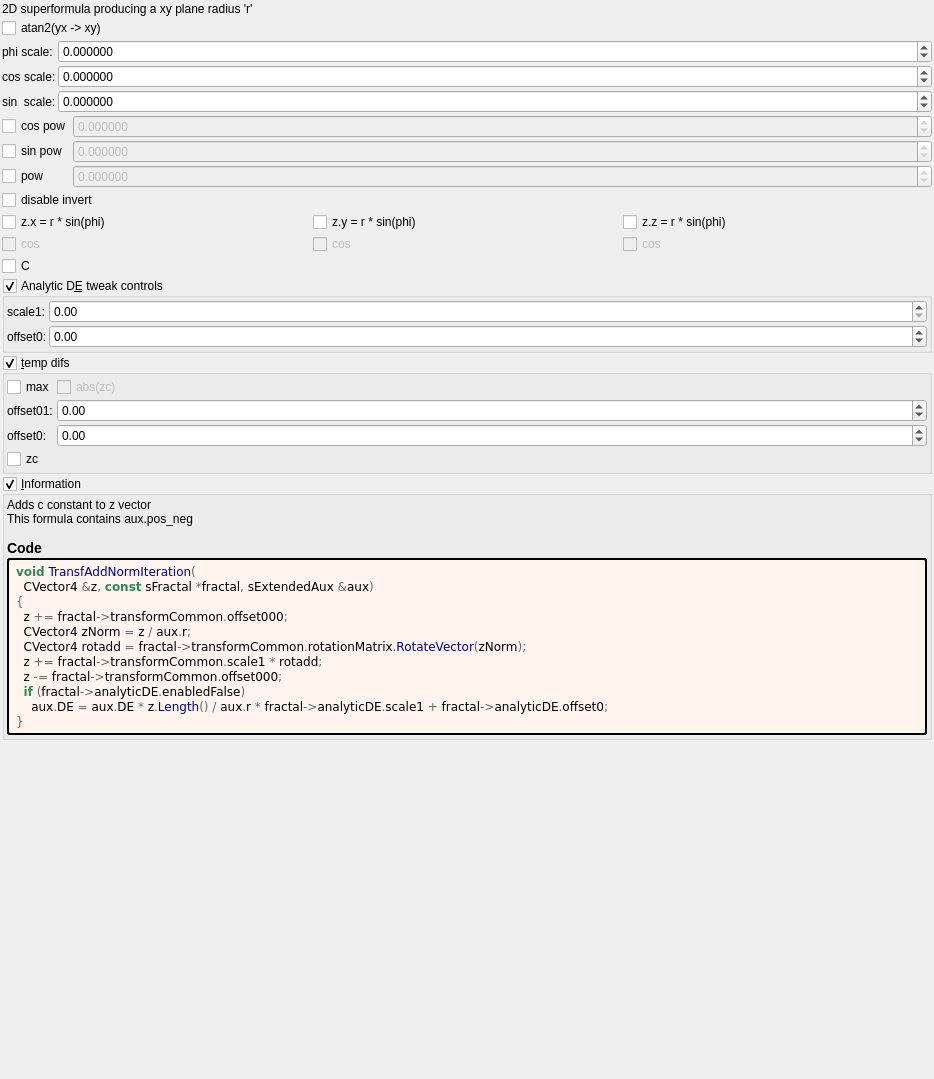
First picture: the form in mandelbulber2/formula/ui/transf_supershape.ui, repository buddhi1980/mandelbulber2, before the edit.
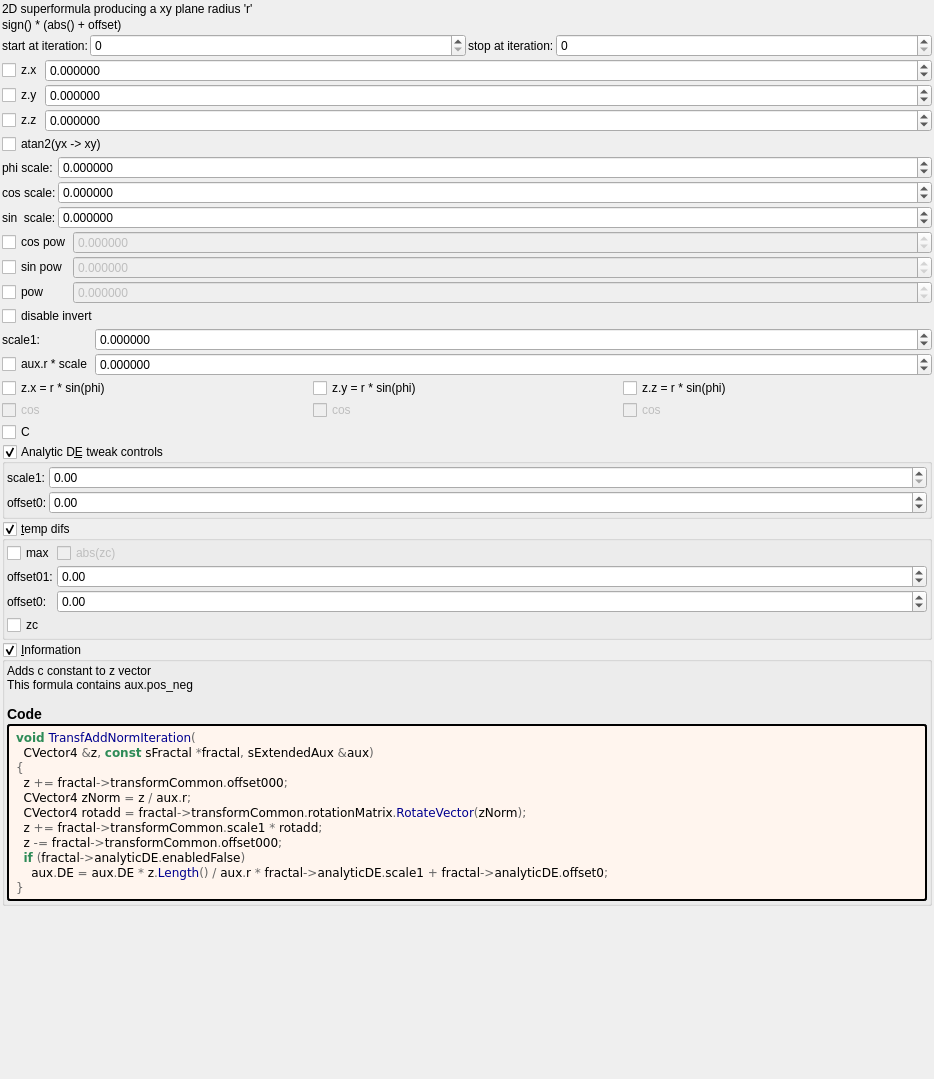
Second picture: the form after the edit. Custom widgets are drawn as their Qt base class.

```diff
--- a/mandelbulber2/formula/ui/transf_supershape.ui
+++ b/mandelbulber2/formula/ui/transf_supershape.ui
@@ -36,6 +36,175 @@
      </property>
     </widget>
    </item>
+   <item>
+    <widget class="QLabel" name="label_18">
+     <property name="text">
+      <string notr="true">sign() * (abs() + offset)</string>
+     </property>
+    </widget>
+   </item>
+   <item>
+    <layout class="QHBoxLayout" name="horizontalLayout_20" stretch="0,1,0,1">
+     <item>
+      <widget class="QLabel" name="label_101">
+       <property name="text">
+        <string>start at iteration:</string>
+       </property>
+      </widget>
+     </item>
+     <item>
+      <widget class="MySpinBox" name="spinboxInt_transf_start_iterations_P">
+       <property name="sizePolicy">
+        <sizepolicy hsizetype="Minimum" vsizetype="Maximum">
+         <horstretch>0</horstretch>
+         <verstretch>0</verstretch>
+        </sizepolicy>
+       </property>
+       <property name="minimum">
+        <number>0</number>
+       </property>
+       <property name="maximum">
+        <number>999</number>
+       </property>
+       <property name="value">
+        <number>0</number>
+       </property>
+      </widget>
+     </item>
+     <item>
+      <widget class="QLabel" name="label_73">
+       <property name="text">
+        <string>stop at iteration:</string>
+       </property>
+      </widget>
+     </item>
+     <item>
+      <widget class="MySpinBox" name="spinboxInt_transf_stop_iterations_P1">
+       <property name="sizePolicy">
+        <sizepolicy hsizetype="Preferred" vsizetype="Maximum">
+         <horstretch>0</horstretch>
+         <verstretch>0</verstretch>
+        </sizepolicy>
+       </property>
+       <property name="maximum">
+        <number>999</number>
+       </property>
+      </widget>
+     </item>
+    </layout>
+   </item>
+   <item>
+    <layout class="QGridLayout" name="gridLayout_4" columnstretch="0,1">
+     <property name="spacing">
+      <number>2</number>
+     </property>
+     <item row="1" column="1">
+      <widget class="MyDoubleSpinBox" name="spinbox3_transf_offset_000_y">
+       <property name="sizePolicy">
+        <sizepolicy hsizetype="Minimum" vsizetype="Maximum">
+         <horstretch>0</horstretch>
+         <verstretch>0</verstretch>
+        </sizepolicy>
+       </property>
+       <property name="prefix">
+        <string/>
+       </property>
+       <property name="suffix">
+        <string/>
+       </property>
+       <property name="decimals">
+        <number>6</number>
+       </property>
+       <property name="minimum">
+        <double>-99.989999999999995</double>
+       </property>
+       <property name="maximum">
+        <double>99.989999999999995</double>
+       </property>
+       <property name="singleStep">
+        <double>0.100000000000000</double>
+       </property>
+      </widget>
+     </item>
+     <item row="2" column="1">
+      <widget class="MyDoubleSpinBox" name="spinbox3_transf_offset_000_z">
+       <property name="sizePolicy">
+        <sizepolicy hsizetype="Minimum" vsizetype="Maximum">
+         <horstretch>0</horstretch>
+         <verstretch>0</verstretch>
+        </sizepolicy>
+       </property>
+       <property name="prefix">
+        <string/>
+       </property>
+       <property name="suffix">
+        <string/>
+       </property>
+       <property name="decimals">
+        <number>6</number>
+       </property>
+       <property name="minimum">
+        <double>-99.989999999999995</double>
+       </property>
+       <property name="maximum">
+        <double>99.989999999999995</double>
+       </property>
+       <property name="singleStep">
+        <double>0.100000000000000</double>
+       </property>
+      </widget>
+     </item>
+     <item row="0" column="1">
+      <widget class="MyDoubleSpinBox" name="spinbox3_transf_offset_000_x">
+       <property name="sizePolicy">
+        <sizepolicy hsizetype="Minimum" vsizetype="Maximum">
+         <horstretch>0</horstretch>
+         <verstretch>0</verstretch>
+        </sizepolicy>
+       </property>
+       <property name="prefix">
+        <string/>
+       </property>
+       <property name="suffix">
+        <string/>
+       </property>
+       <property name="decimals">
+        <number>6</number>
+       </property>
+       <property name="minimum">
+        <double>-99.989999999999995</double>
+       </property>
+       <property name="maximum">
+        <double>99.989999999999995</double>
+       </property>
+       <property name="singleStep">
+        <double>0.100000000000000</double>
+       </property>
+      </widget>
+     </item>
+     <item row="0" column="0">
+      <widget class="MyCheckBox" name="checkBox_transf_function_enabledBx_false">
+       <property name="text">
+        <string notr="true">z.x</string>
+       </property>
+      </widget>
+     </item>
+     <item row="1" column="0">
+      <widget class="MyCheckBox" name="checkBox_transf_function_enabledBy_false">
+       <property name="text">
+        <string notr="true">z.y</string>
+       </property>
+      </widget>
+     </item>
+     <item row="2" column="0">
+      <widget class="MyCheckBox" name="checkBox_transf_function_enabledBz_false">
+       <property name="text">
+        <string notr="true">z.z</string>
+       </property>
+      </widget>
+     </item>
+    </layout>
+   </item>
    <item>
     <widget class="MyCheckBox" name="checkBox_transf_function_enabledA_false">
      <property name="text">
@@ -283,6 +452,83 @@
      </property>
     </widget>
    </item>
+   <item>
+    <layout class="QGridLayout" name="gridLayout_8" columnstretch="0,1">
+     <property name="spacing">
+      <number>2</number>
+     </property>
+     <item row="0" column="1">
+      <widget class="MyDoubleSpinBox" name="spinbox_transf_radius_1">
+       <property name="sizePolicy">
+        <sizepolicy hsizetype="Minimum" vsizetype="Maximum">
+         <horstretch>0</horstretch>
+         <verstretch>0</verstretch>
+        </sizepolicy>
+       </property>
+       <property name="prefix">
+        <string/>
+       </property>
+       <property name="suffix">
+        <string/>
+       </property>
+       <property name="decimals">
+        <number>6</number>
+       </property>
+       <property name="minimum">
+        <double>-99.989999999999995</double>
+       </property>
+       <property name="maximum">
+        <double>99.989999999999995</double>
+       </property>
+       <property name="singleStep">
+        <double>0.100000000000000</double>
+       </property>
+      </widget>
+     </item>
+     <item row="1" column="0">
+      <widget class="MyCheckBox" name="checkBox_transf_function_enabledG_false">
+       <property name="text">
+        <string>aux.r * scale</string>
+       </property>
+      </widget>
+     </item>
+     <item row="0" column="0">
+      <widget class="QLabel" name="label_183">
+       <property name="text">
+        <string>scale1:</string>
+       </property>
+      </widget>
+     </item>
+     <item row="1" column="1">
+      <widget class="MyDoubleSpinBox" name="spinbox_transf_minimum_radius_0">
+       <property name="sizePolicy">
+        <sizepolicy hsizetype="Minimum" vsizetype="Maximum">
+         <horstretch>0</horstretch>
+         <verstretch>0</verstretch>
+        </sizepolicy>
+       </property>
+       <property name="prefix">
+        <string/>
+       </property>
+       <property name="suffix">
+        <string/>
+       </property>
+       <property name="decimals">
+        <number>6</number>
+       </property>
+       <property name="minimum">
+        <double>-99.989999999999995</double>
+       </property>
+       <property name="maximum">
+        <double>99.989999999999995</double>
+       </property>
+       <property name="singleStep">
+        <double>0.100000000000000</double>
+       </property>
+      </widget>
+     </item>
+    </layout>
+   </item>
    <item>
     <layout class="QHBoxLayout" name="horizontalLayout_4" stretch="0,0,0">
      <item>
@@ -693,6 +939,11 @@
    <extends>QCheckBox</extends>
    <header>my_check_box.h</header>
   </customwidget>
+  <customwidget>
+   <class>MySpinBox</class>
+   <extends>QSpinBox</extends>
+   <header>my_spin_box.h</header>
+  </customwidget>
  </customwidgets>
  <tabstops>
   <tabstop>groupCheck_info</tabstop>
```
